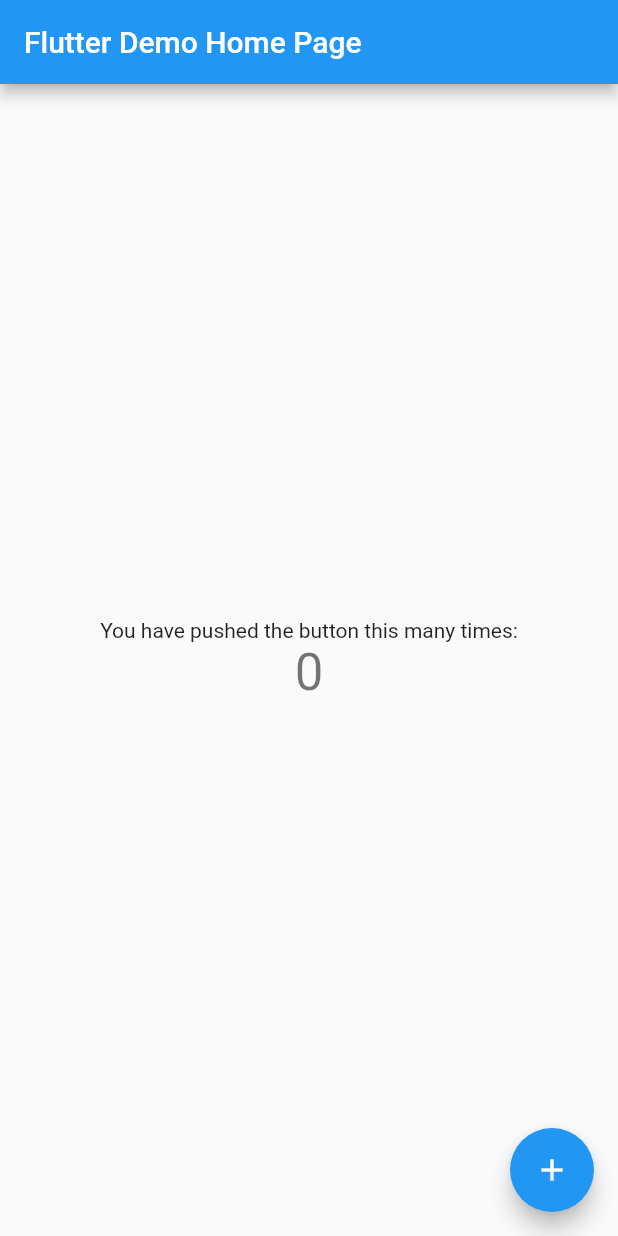
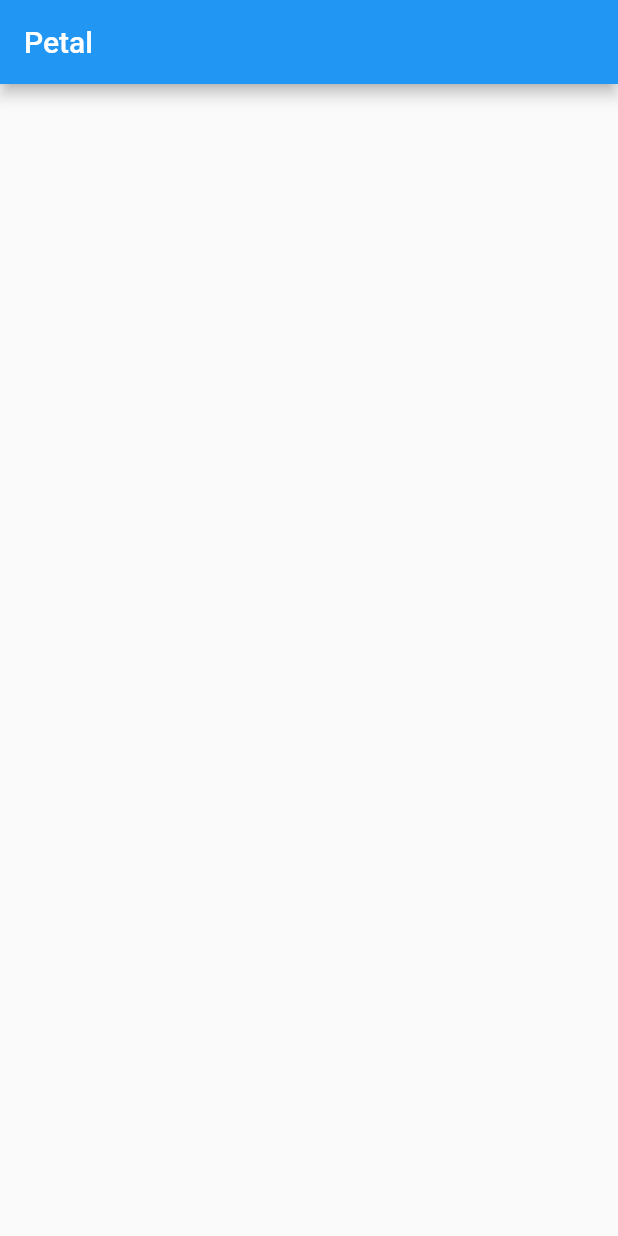
Before and after one commit to yash1200/Petals, a Flutter app: the screen it shows after launch, on a phone screen of 412 x 824 dp. Run offline on Flutter 3.47's test engine with Material 2 defaults, Android fonts, the light colour scheme and no system bars.

Commit message:
Initialized App

```diff
--- a/petal/lib/main.dart
+++ b/petal/lib/main.dart
@@ -1,117 +1,20 @@
 import 'package:flutter/material.dart';
+import 'package:petal/ui/HomePage.dart';
 
 void main() {
   runApp(MyApp());
 }
 
 class MyApp extends StatelessWidget {
-  // This widget is the root of your application.
   @override
   Widget build(BuildContext context) {
     return MaterialApp(
       title: 'Flutter Demo',
       theme: ThemeData(
-        // This is the theme of your application.
-        //
-        // Try running your application with "flutter run". You'll see the
-        // application has a blue toolbar. Then, without quitting the app, try
-        // changing the primarySwatch below to Colors.green and then invoke
-        // "hot reload" (press "r" in the console where you ran "flutter run",
-        // or simply save your changes to "hot reload" in a Flutter IDE).
-        // Notice that the counter didn't reset back to zero; the application
-        // is not restarted.
         primarySwatch: Colors.blue,
-        // This makes the visual density adapt to the platform that you run
-        // the app on. For desktop platforms, the controls will be smaller and
-        // closer together (more dense) than on mobile platforms.
         visualDensity: VisualDensity.adaptivePlatformDensity,
       ),
-      home: MyHomePage(title: 'Flutter Demo Home Page'),
+      home: HomePage(),
     );
   }
 }
-
-class MyHomePage extends StatefulWidget {
-  MyHomePage({Key key, this.title}) : super(key: key);
-
-  // This widget is the home page of your application. It is stateful, meaning
-  // that it has a State object (defined below) that contains fields that affect
-  // how it looks.
-
-  // This class is the configuration for the state. It holds the values (in this
-  // case the title) provided by the parent (in this case the App widget) and
-  // used by the build method of the State. Fields in a Widget subclass are
-  // always marked "final".
-
-  final String title;
-
-  @override
-  _MyHomePageState createState() => _MyHomePageState();
-}
-
-class _MyHomePageState extends State<MyHomePage> {
-  int _counter = 0;
-
-  void _incrementCounter() {
-    setState(() {
-      // This call to setState tells the Flutter framework that something has
-      // changed in this State, which causes it to rerun the build method below
-      // so that the display can reflect the updated values. If we changed
-      // _counter without calling setState(), then the build method would not be
-      // called again, and so nothing would appear to happen.
-      _counter++;
-    });
-  }
-
-  @override
-  Widget build(BuildContext context) {
-    // This method is rerun every time setState is called, for instance as done
-    // by the _incrementCounter method above.
-    //
-    // The Flutter framework has been optimized to make rerunning build methods
-    // fast, so that you can just rebuild anything that needs updating rather
-    // than having to individually change instances of widgets.
-    return Scaffold(
-      appBar: AppBar(
-        // Here we take the value from the MyHomePage object that was created by
-        // the App.build method, and use it to set our appbar title.
-        title: Text(widget.title),
-      ),
-      body: Center(
-        // Center is a layout widget. It takes a single child and positions it
-        // in the middle of the parent.
-        child: Column(
-          // Column is also a layout widget. It takes a list of children and
-          // arranges them vertically. By default, it sizes itself to fit its
-          // children horizontally, and tries to be as tall as its parent.
-          //
-          // Invoke "debug painting" (press "p" in the console, choose the
-          // "Toggle Debug Paint" action from the Flutter Inspector in Android
-          // Studio, or the "Toggle Debug Paint" command in Visual Studio Code)
-          // to see the wireframe for each widget.
-          //
-          // Column has various properties to control how it sizes itself and
-          // how it positions its children. Here we use mainAxisAlignment to
-          // center the children vertically; the main axis here is the vertical
-          // axis because Columns are vertical (the cross axis would be
-          // horizontal).
-          mainAxisAlignment: MainAxisAlignment.center,
-          children: <Widget>[
-            Text(
-              'You have pushed the button this many times:',
-            ),
-            Text(
-              '$_counter',
-              style: Theme.of(context).textTheme.headline4,
-            ),
-          ],
-        ),
-      ),
-      floatingActionButton: FloatingActionButton(
-        onPressed: _incrementCounter,
-        tooltip: 'Increment',
-        child: Icon(Icons.add),
-      ), // This trailing comma makes auto-formatting nicer for build methods.
-    );
-  }
-}
--- /dev/null
+++ b/petal/lib/ui/HomePage.dart
@@ -0,0 +1,19 @@
+import 'package:flutter/material.dart';
+import 'package:petal/values/strings.dart';
+
+class HomePage extends StatefulWidget {
+  @override
+  _HomePageState createState() => _HomePageState();
+}
+
+class _HomePageState extends State<HomePage> {
+  @override
+  Widget build(BuildContext context) {
+    return Scaffold(
+      appBar: AppBar(
+        title: Text(Strings().appName),
+      ),
+      body: Container(),
+    );
+  }
+}
--- /dev/null
+++ b/petal/lib/values/strings.dart
@@ -0,0 +1,4 @@
+class Strings {
+  String appName='Petal';
+  String url = "";
+}
```
